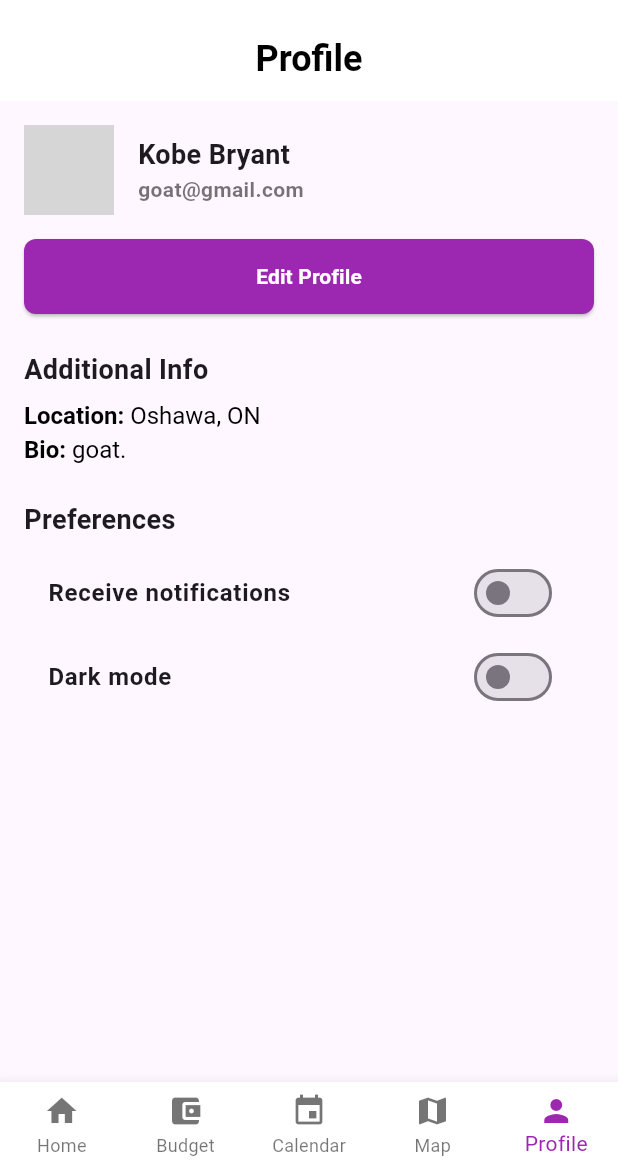
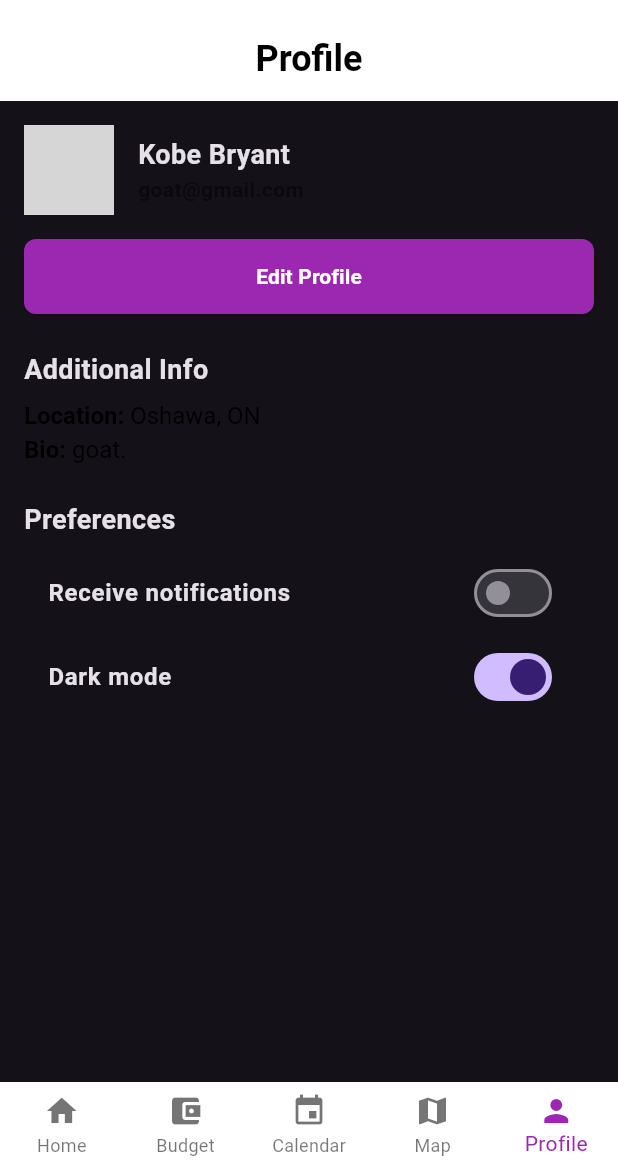
Before and after one commit to DaniyalLilani/Travelly, a Flutter app: the screen it shows after launch, item 5 of the bottom bar chosen, after a tap on "Dark mode", on a phone screen of 412 x 824 dp, the part 67-1236 px from its top. Run offline on Flutter 3.47's test engine with Material 3 defaults, Android fonts, the phone set to English and light mode, and no system bars; our stand-ins replace cloud_firestore, firebase_core, image_picker, syncfusion_flutter_charts, table_calendar; accounts and stored records are empty; grey boxes are pictures that could not be loaded.

Commit message:
added dark mode functionality

```diff
--- a/lib/main.dart
+++ b/lib/main.dart
@@ -4,9 +4,11 @@ import 'firebase_options.dart';
 import 'screens/home_screen.dart';
 import 'screens/budget/budget_screen.dart';
 import 'screens/calendar_screen.dart';
-
+import 'screens/profile/theme_provider.dart';
 import 'screens/map_screen.dart';
 import 'screens/profile/profile_screen.dart';
+import 'package:provider/provider.dart';
+
 
 void main() async {
   WidgetsFlutterBinding.ensureInitialized();
@@ -14,17 +16,30 @@ void main() async {
     options: DefaultFirebaseOptions.currentPlatform,
   );
 
-  runApp(MyApp());
+  runApp(
+    ChangeNotifierProvider(
+      create: (_) => ThemeProvider(),
+      child: MyApp(),
+    ),
+  );
 }
 
 class MyApp extends StatelessWidget {
   @override
   Widget build(BuildContext context) {
+    final themeProvider = Provider.of<ThemeProvider>(context);
+
     return MaterialApp(
       title: 'Travelly',
       debugShowCheckedModeBanner: false,
+      themeMode: themeProvider.currentTheme, // Use the theme from ThemeProvider
       theme: ThemeData(
         primarySwatch: Colors.purple,
+        brightness: Brightness.light,
+      ),
+      darkTheme: ThemeData(
+        primarySwatch: Colors.purple,
+        brightness: Brightness.dark,
       ),
       home: MyHomePage(),
     );
--- a/lib/screens/profile/profile_screen.dart
+++ b/lib/screens/profile/profile_screen.dart
@@ -1,9 +1,14 @@
 import 'package:flutter/material.dart';
 import 'edit_profile_screen.dart';
+import 'theme_provider.dart';
+import 'package:provider/provider.dart';
+
 
 class ProfileScreen extends StatelessWidget {
   @override
   Widget build(BuildContext context) {
+    final themeProvider = Provider.of<ThemeProvider>(context);
+
     return Scaffold(
       appBar: AppBar(
         backgroundColor: Colors.white,
@@ -134,8 +139,10 @@ class ProfileScreen extends StatelessWidget {
                   fontWeight: FontWeight.bold,
                 ),
               ),
-              value: false,
-              onChanged: (bool value) {},
+              value: themeProvider.isDarkMode,
+              onChanged: (bool value) {
+                themeProvider.toggleTheme(value);
+              },
             ),
           ],
         ),
--- /dev/null
+++ b/lib/screens/profile/theme_provider.dart
@@ -0,0 +1,14 @@
+import 'package:flutter/material.dart';
+
+class ThemeProvider with ChangeNotifier {
+  bool _isDarkMode = false;
+
+  bool get isDarkMode => _isDarkMode;
+
+  ThemeMode get currentTheme => _isDarkMode ? ThemeMode.dark : ThemeMode.light;
+
+  void toggleTheme(bool isOn) {
+    _isDarkMode = isOn;
+    notifyListeners();
+  }
+}
--- a/pubspec.yaml
+++ b/pubspec.yaml
@@ -12,6 +12,7 @@ dependencies:
   image_picker: ^0.8.5+3
   flutter:
     sdk: flutter
+  provider: ^6.0.0
 
   cupertino_icons: ^1.0.8
   firebase_core: ^3.6.0
```
Also changed, not shown: lib/screens/map_screen.dart (+15 -13 lines), pubspec.lock, 4 other files.
